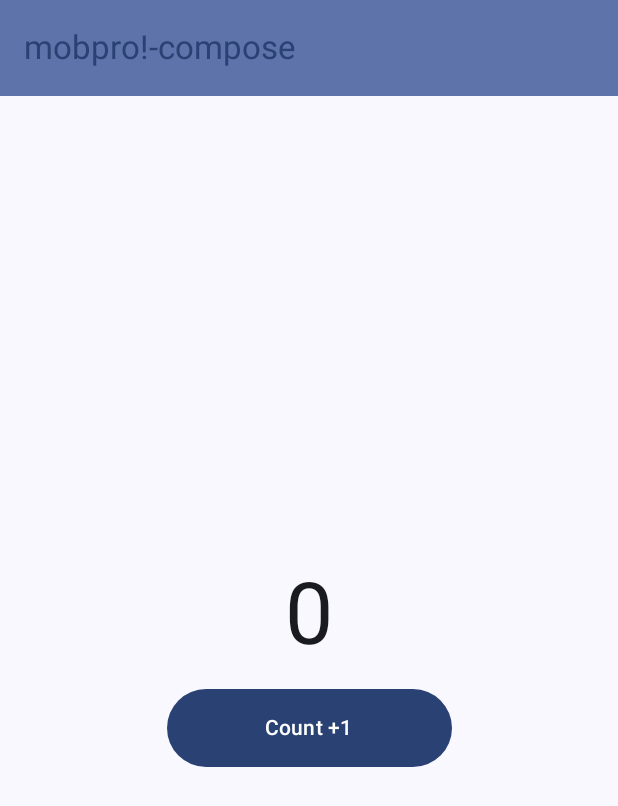
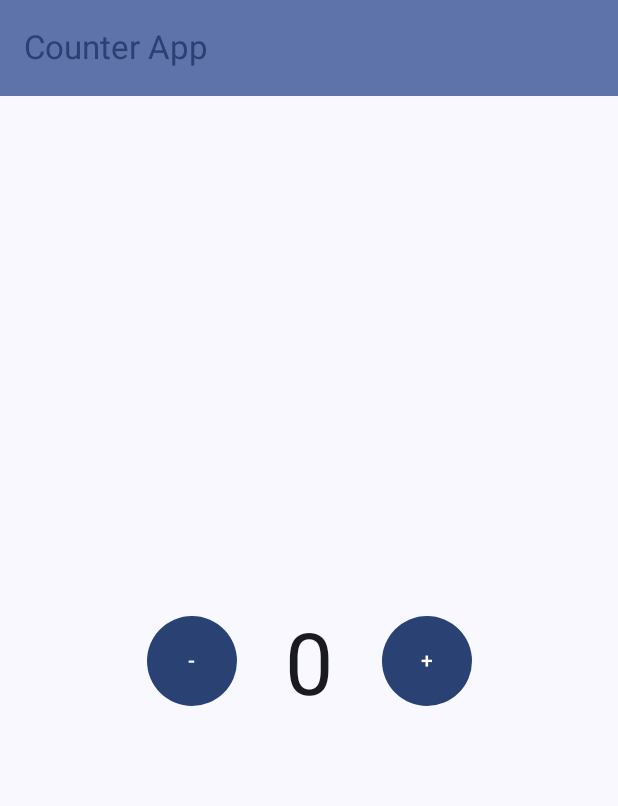
Before and after one commit to AbdulMughnyRaihan/mobpro1-compose, an Android app built with Jetpack Compose: the screen it shows after launch (MainActivity), on a phone screen of 412 x 824 dp. Shown: the top 806 px of the screen. Run offline under Robolectric (Android 15) with nearby library versions, the phone set to English and light mode, and no system bars.

Commit message:
Manambahkan Tampilan -1

```diff
--- a/app/src/main/java/org/compose/mobpro1_compose/MainActivity.kt
+++ b/app/src/main/java/org/compose/mobpro1_compose/MainActivity.kt
@@ -7,9 +7,13 @@ import androidx.activity.compose.setContent
 import androidx.compose.foundation.layout.Arrangement
 import androidx.compose.foundation.layout.Column
 import androidx.compose.foundation.layout.PaddingValues
+import androidx.compose.foundation.layout.Row
 import androidx.compose.foundation.layout.fillMaxSize
 import androidx.compose.foundation.layout.fillMaxWidth
 import androidx.compose.foundation.layout.padding
+import androidx.compose.foundation.layout.size
+import androidx.compose.foundation.layout.wrapContentSize
+import androidx.compose.foundation.shape.CircleShape
 import androidx.compose.material3.Button
 import androidx.compose.material3.ExperimentalMaterial3Api
 import androidx.compose.material3.MaterialTheme
@@ -77,19 +81,36 @@ fun Counter() {
             verticalArrangement = Arrangement.Center,
             horizontalAlignment = Alignment.CenterHorizontally
         ) {
-            Text(
-                text = number.toString(),
-                style = MaterialTheme.typography.displayLarge
-            )
-            Button(
-                onClick = { number++ },
+            Row(
                 modifier = Modifier
-                    .fillMaxWidth(0.5f)
-                    .padding(top = 16.dp),
-                contentPadding = PaddingValues(16.dp)
+                    .wrapContentSize()
+                    .padding(top = 0.dp),
+                horizontalArrangement = Arrangement.SpaceEvenly
             ) {
-               Text(text = stringResource(R.string.count))
+                Button(
+                    onClick = { if (number > 0)number-- },
+                    modifier = Modifier
+                        .padding(end = 16.dp)
+                        .size(60.dp),
+                    contentPadding = PaddingValues(8.dp)
+                ) {
+                    Text(text = stringResource(R.string.count))
+                }
+                Text(
+                    text = number.toString(),
+                    style = MaterialTheme.typography.displayLarge,
+                    modifier = Modifier.padding(horizontal = 16.dp)
+                )
+                Button(
+                    onClick = { number++ },
+                    modifier = Modifier.padding(start = 16.dp).size(60.dp),
+                    contentPadding = PaddingValues(8.dp)
+                ) {
+                    Text(text = stringResource(R.string.count2 ))
+                }
+
             }
+
         }
     }
 }
--- a/app/src/main/res/values/strings.xml
+++ b/app/src/main/res/values/strings.xml
@@ -1,4 +1,5 @@
 <resources>
-    <string name="app_name">mobpro!-compose</string>
-    <string name="count">Count +1</string>
+    <string name="app_name">Counter App</string>
+    <string name="count">-</string>
+    <string name="count2">+</string>
 </resources>
```
